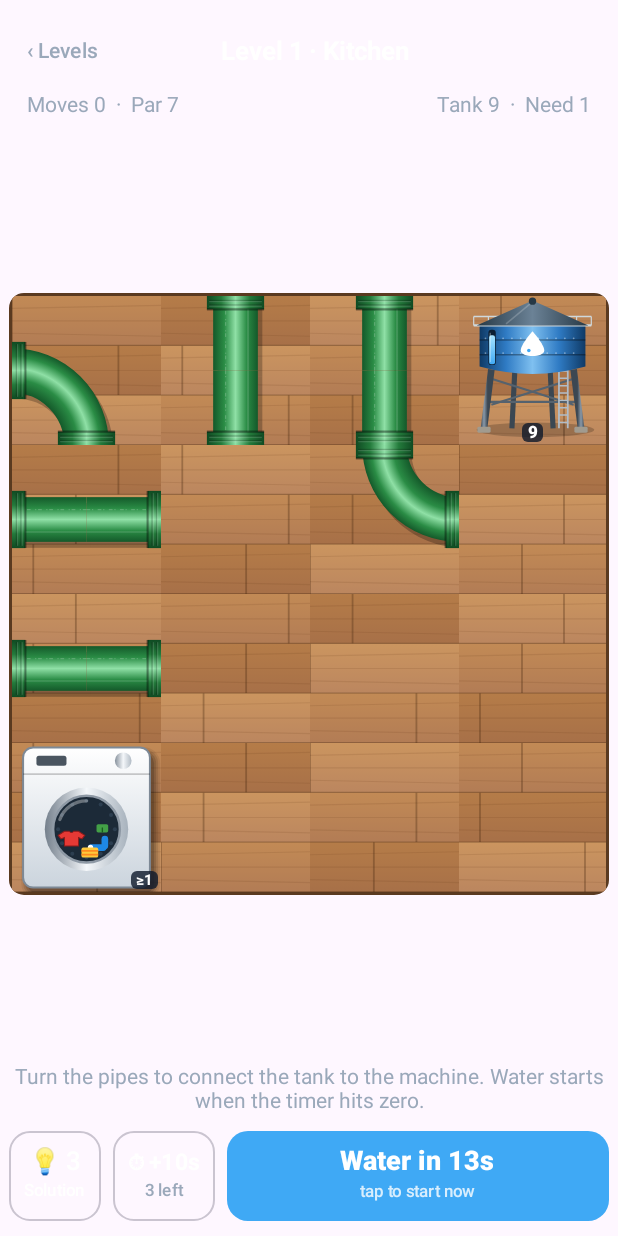
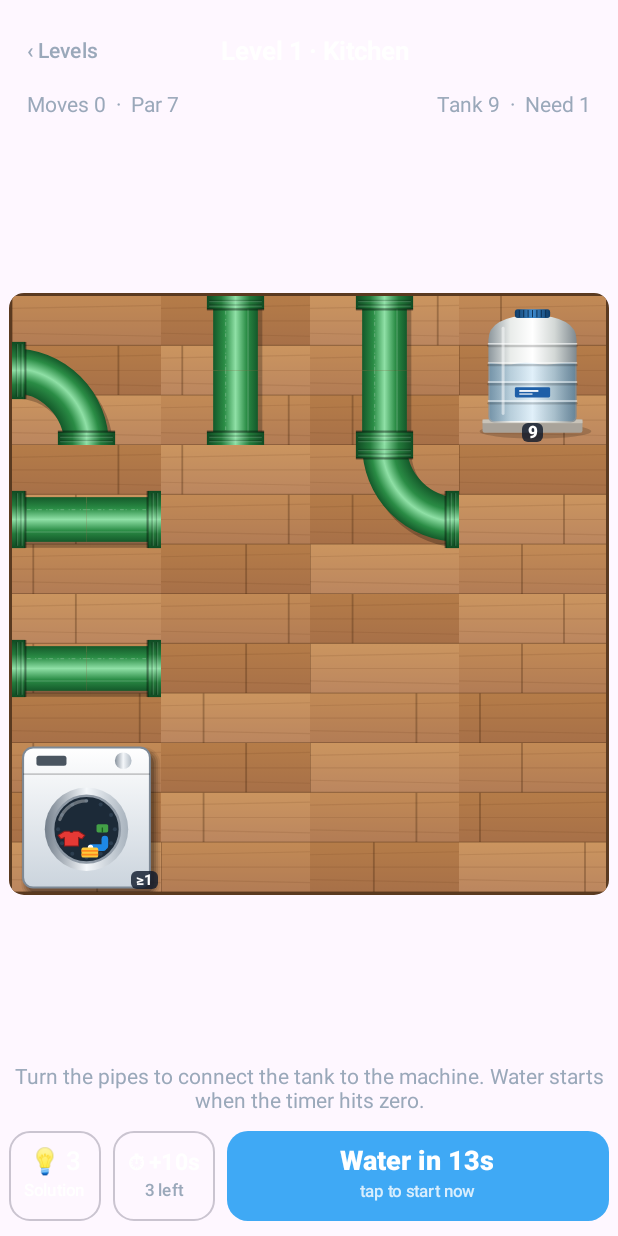
Before and after one commit to MiDoTheEng/fullpressure, an Android app built with Jetpack Compose: the composable GameScreen called with sample values from the repository, on a phone screen of 412 x 824 dp. Run offline under Robolectric (Android 15) with nearby library versions, the phone set to English and light mode, and no system bars.

Commit message:
Realistic rooftop water tank with outlet pipes through brass connectors
Ribbed translucent polyethylene tank on a concrete base, screw lid, label and a
visible water level that drops as it drains. Outlet pipes leave the tank wall
centred on the cell edge so they line up with the connected pipe.

Co-Authored-By: Claude Opus 5.5 <noreply@anthropic.com>
Claude-Session: https://claude.ai/code/session_011YZgzo5tmZDHMYM3HuubX6

```diff
--- a/app/build.gradle.kts
+++ b/app/build.gradle.kts
@@ -12,8 +12,8 @@ android {
         applicationId = "com.midotheeng.fullpressure"
         minSdk = 28
         targetSdk = 35
-        versionCode = 12
-        versionName = "2.1"
+        versionCode = 13
+        versionName = "2.2"
     }
 
     signingConfigs {
--- a/app/src/main/java/com/midotheeng/fullpressure/Art.kt
+++ b/app/src/main/java/com/midotheeng/fullpressure/Art.kt
@@ -510,80 +510,79 @@ fun DrawScope.drawLeaks(mask: Int, phase: Float) {
 // ---------- main water tank ----------
 
 /**
- * Elevated water tower, side view: steel tank with a cone roof on braced legs,
- * a ladder, a water-drop logo and a sight gauge. [drain] 0..1 lowers the gauge as water leaves.
+ * Rooftop polyethylene water tank (side view) on a concrete base.
+ * The body is translucent so you can see the water level, which drops by [drain] 0..1.
+ * Outlet pipes leave the tank wall through brass tank connectors on each of [sides],
+ * centred so they meet the neighbouring pipe exactly; water runs out along them by [fill].
  */
-fun DrawScope.drawTank(phase: Float, drain: Float) {
-    val steelDark = Color(0xFF3B4752)
-    val steelLight = Color(0xFF8A99A8)
-    // ground shadow
-    drawOval(Color(0x33000000), p(0.12f, 0.86f), sz(0.8f, 0.1f))
-    // back legs (darker, further away)
-    drawLine(steelDark, p(0.38f, 0.5f), p(0.36f, 0.9f), u(0.035f))
-    drawLine(steelDark, p(0.62f, 0.5f), p(0.64f, 0.9f), u(0.035f))
-    // cross bracing
-    val brace = Color(0xFF55626E)
-    drawLine(brace, p(0.21f, 0.56f), p(0.78f, 0.74f), u(0.015f))
-    drawLine(brace, p(0.79f, 0.56f), p(0.22f, 0.74f), u(0.015f))
-    drawLine(brace, p(0.2f, 0.72f), p(0.8f, 0.72f), u(0.015f))
-    // front legs
-    for ((x0, x1) in listOf(0.22f to 0.17f, 0.78f to 0.83f)) {
-        drawLine(Brush.horizontalGradient(listOf(steelDark, steelLight, steelDark), startX = u(x1 - 0.025f), endX = u(x1 + 0.025f)),
-            p(x0, 0.5f), p(x1, 0.9f), u(0.045f))
-        drawRoundRect(Color(0xFFA19B8F), p(x1 - 0.045f, 0.89f), sz(0.09f, 0.04f), CornerRadius(u(0.01f)))
-    }
-    // ladder up the right side
-    drawLine(Color(0xFFB0BCC8), p(0.68f, 0.9f), p(0.68f, 0.3f), u(0.012f))
-    drawLine(Color(0xFFB0BCC8), p(0.74f, 0.9f), p(0.74f, 0.3f), u(0.012f))
-    var ry = 0.86f
-    while (ry > 0.3f) { drawLine(Color(0xFFB0BCC8), p(0.68f, ry), p(0.74f, ry), u(0.01f)); ry -= 0.05f }
-
-    // tank shadow on itself + body (cylinder seen from the side)
+fun DrawScope.drawTank(phase: Float, drain: Float, sides: Int, fill: Float, flow: Float) {
+    // concrete base
+    drawOval(Color(0x2E000000), p(0.14f, 0.87f), sz(0.76f, 0.1f))
+    drawRoundRect(Color(0xFFA9A39A), p(0.16f, 0.84f), sz(0.68f, 0.09f), CornerRadius(u(0.015f)))
+    drawRect(Color(0xFFC9C3B8), p(0.16f, 0.84f), sz(0.68f, 0.025f))
+    // body: domed top, straight sides
     val body = Path().apply {
-        moveTo(u(0.14f), u(0.2f))
-        lineTo(u(0.86f), u(0.2f))
-        lineTo(u(0.86f), u(0.48f))
-        quadraticBezierTo(u(0.5f), u(0.58f), u(0.14f), u(0.48f))
+        moveTo(u(0.2f), u(0.3f))
+        quadraticBezierTo(u(0.2f), u(0.14f), u(0.5f), u(0.13f))
+        quadraticBezierTo(u(0.8f), u(0.14f), u(0.8f), u(0.3f))
+        lineTo(u(0.8f), u(0.82f))
+        quadraticBezierTo(u(0.8f), u(0.86f), u(0.76f), u(0.86f))
+        lineTo(u(0.24f), u(0.86f))
+        quadraticBezierTo(u(0.2f), u(0.86f), u(0.2f), u(0.82f))
         close()
     }
     drawPath(body, Brush.horizontalGradient(
-        listOf(Color(0xFF0F3A66), Color(0xFF2F7BC4), Color(0xFF7FC0F0), Color(0xFF2F7BC4), Color(0xFF0F3A66)),
-        startX = u(0.14f), endX = u(0.86f)))
-    // welded seams with rivets
-    for (y in listOf(0.3f, 0.4f)) {
-        val sag = (y - 0.2f) / 0.28f * 0.0f
-        drawLine(Color(0x55000000), p(0.14f, y + sag), p(0.86f, y + sag), u(0.01f))
-        var x = 0.18f
-        while (x < 0.84f) { drawCircle(Color(0x66FFFFFF), u(0.006f), p(x, y - 0.012f)); x += 0.06f }
-    }
-    // water-drop logo
-    val drop = Path().apply {
-        moveTo(u(0.5f), u(0.24f))
-        cubicTo(u(0.5f), u(0.24f), u(0.42f), u(0.33f), u(0.42f), u(0.37f))
-        cubicTo(u(0.42f), u(0.42f), u(0.58f), u(0.42f), u(0.58f), u(0.37f))
-        cubicTo(u(0.58f), u(0.33f), u(0.5f), u(0.24f), u(0.5f), u(0.24f))
+        listOf(Color(0xFF8C969C), Color(0xFFE9ECEA), Color(0xFFFFFFFF), Color(0xFFD3D8D6), Color(0xFF7E888E)),
+        startX = u(0.2f), endX = u(0.8f)))
+    // water seen through the translucent wall, with a gently moving surface
+    val level = 0.46f + drain * 0.2f
+    val water = Path().apply {
+        moveTo(u(0.21f), u(level))
+        for (k in 0..12) {
+            val x = 0.21f + 0.58f * k / 12f
+            lineTo(u(x), u(level + 0.008f * kotlin.math.sin(k * 1.1f + phase * 6.2832f)))
+        }
+        lineTo(u(0.79f), u(0.82f))
+        quadraticBezierTo(u(0.79f), u(0.85f), u(0.76f), u(0.85f))
+        lineTo(u(0.24f), u(0.85f))
+        quadraticBezierTo(u(0.21f), u(0.85f), u(0.21f), u(0.82f))
         close()
     }
-    drawPath(drop, Color.White)
-    drawCircle(WaterBlue, u(0.012f), p(0.475f, 0.37f))
-    // sight gauge: glass tube showing how full it is
-    drawRoundRect(Color(0xFF0B1F33), p(0.2f, 0.23f), sz(0.05f, 0.24f), CornerRadius(u(0.02f)))
-    val level = 0.27f + drain * 0.12f + 0.004f * kotlin.math.sin(phase * 6.2832f)
-    drawRoundRect(Brush.verticalGradient(listOf(WaterLight, WaterBlue), startY = u(level), endY = u(0.47f)),
-        p(0.205f, level), sz(0.04f, 0.465f - level), CornerRadius(u(0.015f)))
-    drawLine(Color(0x88FFFFFF), p(0.212f, 0.25f), p(0.212f, 0.45f), u(0.006f))
-    // walkway railing around the top
-    drawLine(Color(0xFFCFD8DC), p(0.1f, 0.2f), p(0.9f, 0.2f), u(0.014f))
-    drawLine(Color(0xFFCFD8DC), p(0.1f, 0.14f), p(0.9f, 0.14f), u(0.01f))
-    var px = 0.1f
-    while (px <= 0.91f) { drawLine(Color(0xFFCFD8DC), p(px, 0.14f), p(px, 0.2f), u(0.008f)); px += 0.1f }
-    // cone roof with a vent cap
-    val roof = Path().apply {
-        moveTo(u(0.12f), u(0.2f)); lineTo(u(0.5f), u(0.03f)); lineTo(u(0.88f), u(0.2f)); close()
+    drawPath(water, Brush.horizontalGradient(
+        listOf(Color(0x8C5E8FB0), Color(0x59A9D4F0), Color(0x8C4F7E9E)), startX = u(0.2f), endX = u(0.8f)))
+    // moulded ribs
+    for (y in listOf(0.34f, 0.47f, 0.6f, 0.73f)) {
+        drawLine(Color(0x2E000000), p(0.2f, y), p(0.8f, y), u(0.016f), cap = StrokeCap.Round)
+        drawLine(Color(0x99FFFFFF), p(0.2f, y - 0.015f), p(0.8f, y - 0.015f), u(0.01f), cap = StrokeCap.Round)
     }
-    drawPath(roof, Brush.horizontalGradient(listOf(Color(0xFF263845), Color(0xFF6B8296), Color(0xFF263845)), startX = u(0.12f), endX = u(0.88f)))
-    drawLine(Color(0x33FFFFFF), p(0.5f, 0.04f), p(0.32f, 0.19f), u(0.01f))
-    drawCircle(Color(0xFF263845), u(0.025f), p(0.5f, 0.035f))
+    // maker's label
+    drawRoundRect(Color(0xFF1E5FA8), p(0.38f, 0.62f), sz(0.24f, 0.07f), CornerRadius(u(0.01f)))
+    drawRect(Color.White, p(0.41f, 0.64f), sz(0.13f, 0.012f))
+    drawRect(Color(0xCCFFFFFF), p(0.41f, 0.662f), sz(0.09f, 0.01f))
+    // screw lid
+    drawRoundRect(Brush.horizontalGradient(listOf(Color(0xFF0D3B66), Color(0xFF3D8BD0), Color(0xFF0D3B66)), startX = u(0.38f), endX = u(0.62f)),
+        p(0.38f, 0.09f), sz(0.24f, 0.06f), CornerRadius(u(0.02f)))
+    var gx = 0.41f
+    while (gx < 0.6f) { drawLine(Color(0xFF0A2A4A), p(gx, 0.095f), p(gx, 0.145f), u(0.006f)); gx += 0.03f }
+    // sheen
+    drawLine(Color(0x80FFFFFF), p(0.3f, 0.22f), p(0.3f, 0.8f), u(0.02f), cap = StrokeCap.Round)
+
+    // outlet pipes through brass tank connectors, out to the cell edge
+    for (d in DIRS) {
+        if (sides and d.bit == 0) continue
+        val from = when (d.bit) { E, W -> 0.6f; N -> 0.74f; else -> 0.72f }
+        armShadow(d, from, 1f)
+        pipeArm(d, from, 1f)
+        if (fill > 0f) waterLine(armPoint(d, from), armPoint(d, from + (1f - from) * fill), flow, front = fill < 1f)
+        socket(d)
+        // brass tank connector (bulkhead fitting) at the tank wall
+        val t = u(PIPE_THICKNESS) * 1.2f
+        val horizontal = d.dr == 0
+        val (tl, sz2) = armRect(d, from - 0.04f, from + 0.06f, t)
+        val lo = if (horizontal) tl.y else tl.x
+        drawRect(across(listOf(Color(0xFF6E5012), Color(0xFFF0CF77), Color(0xFFB38B2C), Color(0xFF6E5012)), horizontal, lo, lo + t), tl, sz2)
+        drawRect(Color(0xFF4A350A), tl, sz2, style = Stroke(u(0.008f)))
+    }
 }
 
 // ---------- fixtures ----------
--- a/app/src/main/java/com/midotheeng/fullpressure/MainActivity.kt
+++ b/app/src/main/java/com/midotheeng/fullpressure/MainActivity.kt
@@ -462,8 +462,7 @@ fun TileView(
             }
             Kind.TANK -> {
                 Canvas(Modifier.fillMaxSize()) {
-                    drawStubs(sides, sides, fill, flow, outward = true)
-                    drawTank(slow, fill)
+                    drawTank(slow, fill, sides, fill, flow)
                 }
                 Text(
                     "$tank", color = Color.White, fontSize = 11.sp, fontWeight = FontWeight.Black,
```
